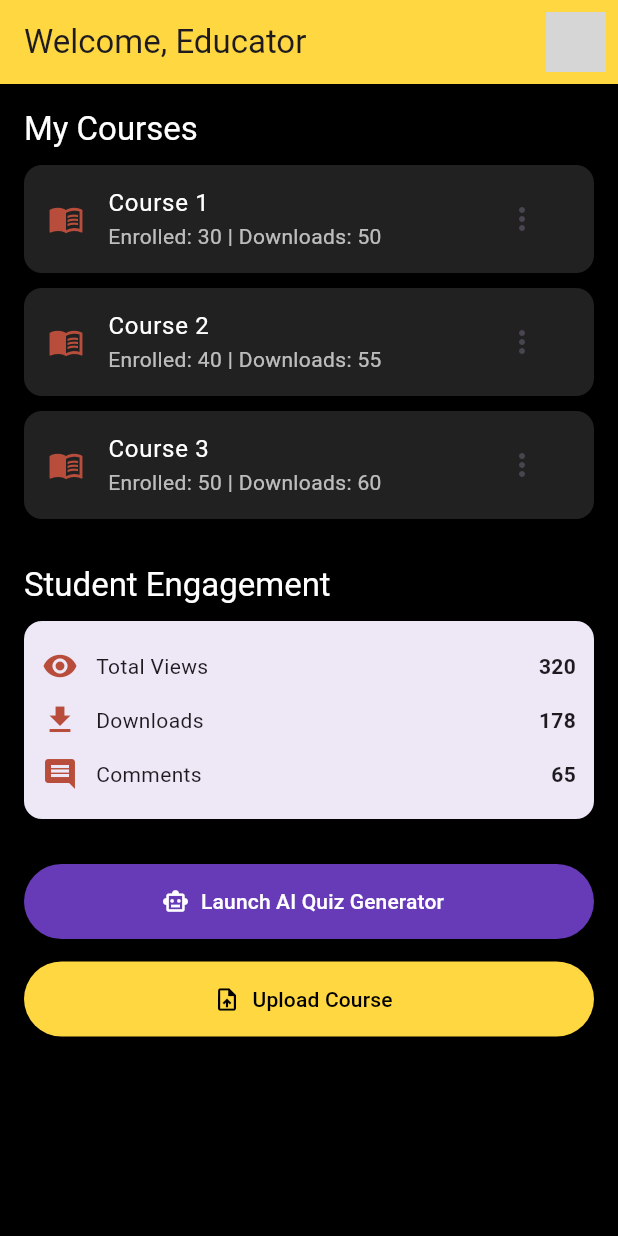
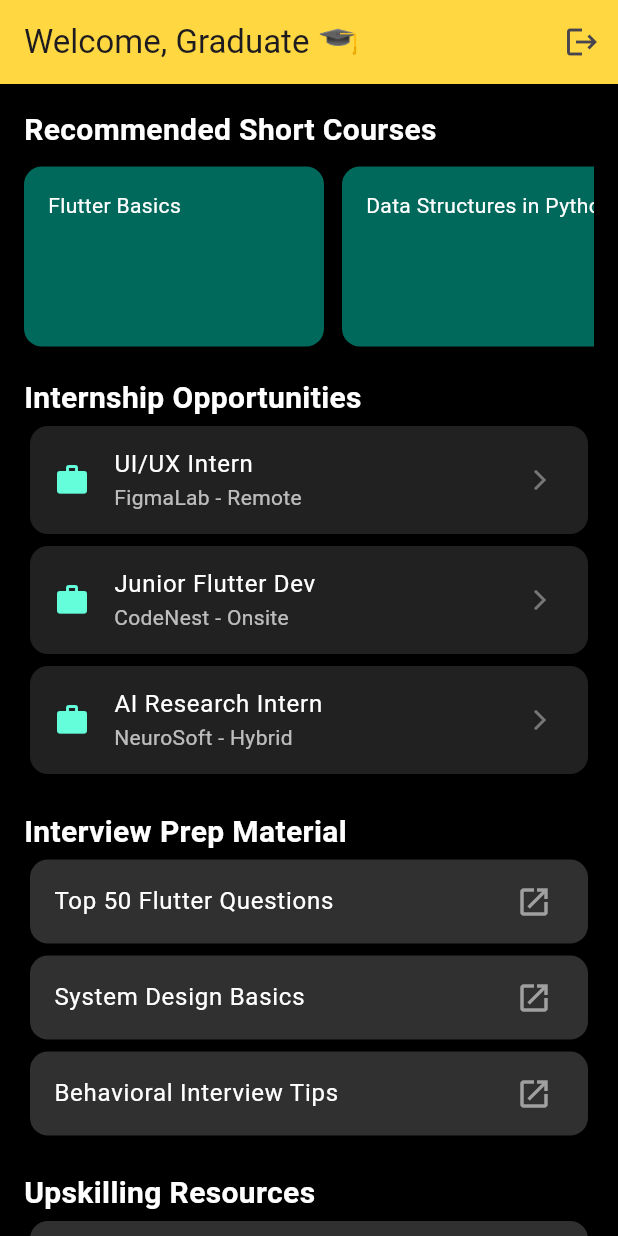
Before and after one commit to DreadDoctor224/EdUplift, a Flutter app: the screen it shows after launch, on a phone screen of 412 x 824 dp. Run offline on Flutter 3.47's test engine with Material 3 defaults, Android fonts, the phone set to English and light mode, and no system bars; our stand-ins replace flutter_animate, shared_preferences; grey boxes are pictures that could not be loaded.

Commit message:
added DashBoard UI for educator, learner, graduate, fninished login/sign up as well as splash screen

```diff
--- a/lib/main.dart
+++ b/lib/main.dart
@@ -1,6 +1,5 @@
 import 'package:eduplift/screens/educator_dashboard.dart';
-import 'package:eduplift/screens/learner_dashboard.dart';
-import 'package:eduplift/screens/onboarding_screen.dart';
+import 'package:eduplift/screens/graduate_dashboard.dart';
 import 'package:flutter/material.dart';
 // Ensure this file exists in lib/screens/
 
@@ -15,12 +14,12 @@ class MyApp extends StatelessWidget {
   Widget build(BuildContext context) {
     return MaterialApp(
       debugShowCheckedModeBanner: false,
-      title: "EduLift",
+      title: "EdupLift",
       theme: ThemeData(
         primarySwatch: Colors.blue,
         visualDensity: VisualDensity.adaptivePlatformDensity,
       ),
-      home: const EducatorDashboard(), // ✅ Ensures app starts with Login Screen
+      home: const GraduateDashboard(), // ✅ Ensures app starts with Login Screen
     );
   }
 }
--- /dev/null
+++ b/lib/screens/graduate_dashboard.dart
@@ -0,0 +1,124 @@
+import 'package:flutter/material.dart';
+
+class GraduateDashboard extends StatelessWidget {
+  const GraduateDashboard({super.key});
+
+  @override
+  Widget build(BuildContext context) {
+    return Scaffold(
+      backgroundColor: Colors.black,
+      appBar: AppBar(
+        backgroundColor: Colors.amberAccent,
+        title: const Text("Welcome, Graduate 🎓"),
+        actions: [
+          IconButton(
+            icon: const Icon(Icons.logout),
+            onPressed: () {
+              // TODO: Handle logout
+            },
+          ),
+        ],
+      ),
+      body: ListView(
+        padding: const EdgeInsets.all(16),
+        children: [
+          // 📚 Short Courses
+          _sectionTitle("Recommended Short Courses"),
+          _horizontalCardScroll([
+            "Flutter Basics",
+            "Data Structures in Python",
+            "SQL for Beginners",
+          ]),
+
+          const SizedBox(height: 20),
+
+          // 💼 Internships
+          _sectionTitle("Internship Opportunities"),
+          _jobTile("UI/UX Intern", "FigmaLab - Remote"),
+          _jobTile("Junior Flutter Dev", "CodeNest - Onsite"),
+          _jobTile("AI Research Intern", "NeuroSoft - Hybrid"),
+
+          const SizedBox(height: 20),
+
+          // 🧠 Interview Prep
+          _sectionTitle("Interview Prep Material"),
+          _simpleTile("Top 50 Flutter Questions"),
+          _simpleTile("System Design Basics"),
+          _simpleTile("Behavioral Interview Tips"),
+
+          const SizedBox(height: 20),
+
+          // 🚀 Upskilling
+          _sectionTitle("Upskilling Resources"),
+          _simpleTile("FreeCodeCamp Mobile Dev Track"),
+          _simpleTile("LinkedIn Learning for Tech"),
+        ],
+      ),
+    );
+  }
+
+  Widget _sectionTitle(String text) {
+    return Text(
+      text,
+      style: const TextStyle(
+        fontSize: 20,
+        fontWeight: FontWeight.bold,
+        color: Colors.white,
+      ),
+    );
+  }
+
+  Widget _horizontalCardScroll(List<String> courseTitles) {
+    return SizedBox(
+      height: 130,
+      child: ListView.builder(
+        scrollDirection: Axis.horizontal,
+        itemCount: courseTitles.length,
+        itemBuilder: (context, index) {
+          return Container(
+            width: 200,
+            margin: const EdgeInsets.only(right: 12, top: 10),
+            padding: const EdgeInsets.all(16),
+            decoration: BoxDecoration(
+              color: Colors.teal[800],
+              borderRadius: BorderRadius.circular(12),
+            ),
+            child: Text(
+              courseTitles[index],
+              style: const TextStyle(color: Colors.white),
+            ),
+          );
+        },
+      ),
+    );
+  }
+
+  Widget _jobTile(String title, String company) {
+    return Card(
+      color: Colors.grey[900],
+      child: ListTile(
+        leading: const Icon(Icons.work, color: Colors.tealAccent),
+        title: Text(title, style: const TextStyle(color: Colors.white)),
+        subtitle: Text(company, style: const TextStyle(color: Colors.white70)),
+        trailing: const Icon(Icons.arrow_forward_ios,
+            size: 16, color: Colors.white38),
+        onTap: () {
+          // TODO: Navigate to job details
+        },
+      ),
+    );
+  }
+
+  Widget _simpleTile(String title) {
+    return Card(
+      color: Colors.grey[850],
+      child: ListTile(
+        title: Text(title, style: const TextStyle(color: Colors.white)),
+        trailing: const Icon(Icons.open_in_new, color: Colors.white54),
+        onTap: () {
+          // TODO: Open resource link or page
+        },
+      ),
+    );
+  }
+}
--- a/lib/screens/login_screen.dart
+++ b/lib/screens/login_screen.dart
@@ -1,4 +1,3 @@
-import 'package:eduplift/screens/learner_dashboard.dart';
 import 'package:flutter/material.dart';
 import 'package:shared_preferences/shared_preferences.dart';
 import 'signup_screen.dart';
```
